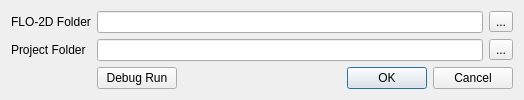
Before: the Qt Designer form flo2d/ui/flopro.ui in FLO-2DSoftware/qgis-flo-2d-plugin, drawn with Qt 5.
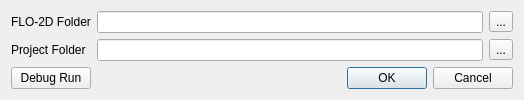
After: the same form once the commit is applied.

Commit message: Reimplemented the Debug tool. Fixed minor bugs (deprecation and zombie processes). Changed all the Warning and Errors to dock instead of Dialog. Did some small changes on the layout.

```diff
--- a/flo2d/ui/flopro.ui
+++ b/flo2d/ui/flopro.ui
@@ -34,13 +34,6 @@
      <property name="sizeConstraint">
       <enum>QLayout::SetDefaultConstraint</enum>
      </property>
-     <item row="2" column="1">
-      <widget class="QPushButton" name="debug_run_btn">
-       <property name="text">
-        <string>Debug Run</string>
-       </property>
-      </widget>
-     </item>
      <item row="2" column="2">
       <spacer name="horizontalSpacer_2">
        <property name="orientation">
@@ -98,6 +91,13 @@
        </property>
       </widget>
      </item>
+     <item row="2" column="0">
+      <widget class="QPushButton" name="debug_run_btn">
+       <property name="text">
+        <string>Debug Run</string>
+       </property>
+      </widget>
+     </item>
     </layout>
    </item>
   </layout>
```
The commit also changes 10 other files.
